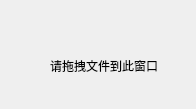
Qt form UI_Components/localfile_page.ui (txhGitHub/VideoUtils) before a commit.
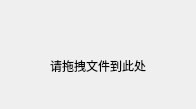
The same form after that commit.

```diff
--- a/UI_Components/localfile_page.ui
+++ b/UI_Components/localfile_page.ui
@@ -23,7 +23,7 @@
     </rect>
    </property>
    <property name="text">
-    <string>请拖拽文件到此窗口</string>
+    <string>请拖拽文件到此处</string>
    </property>
   </widget>
  </widget>
```
